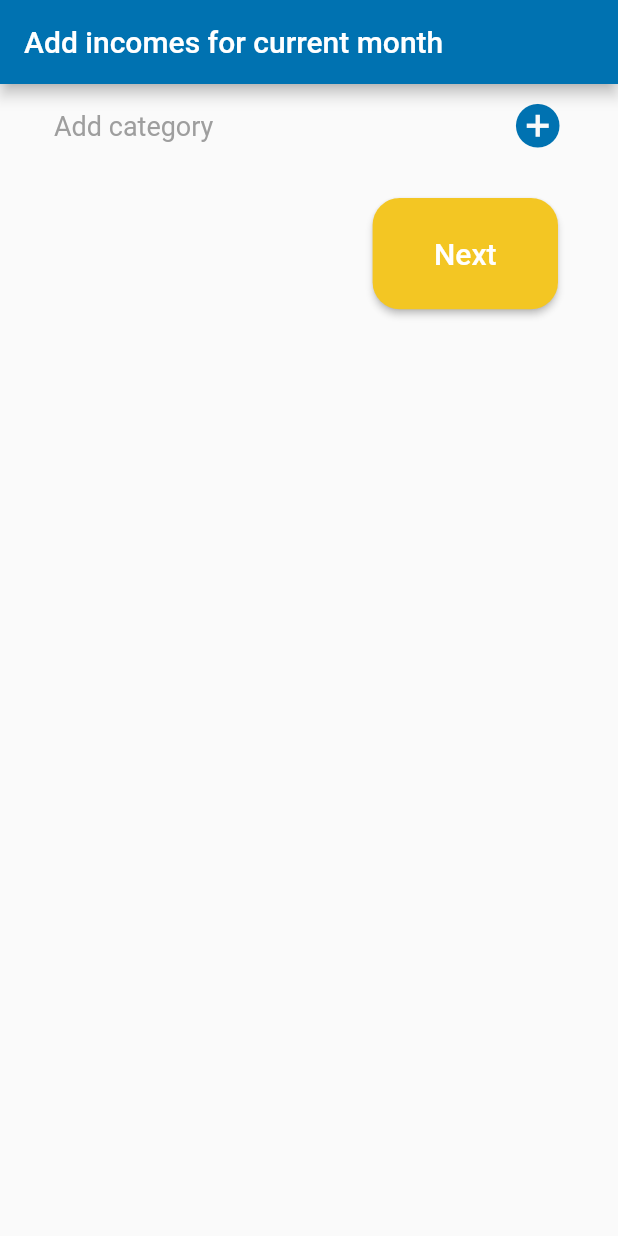
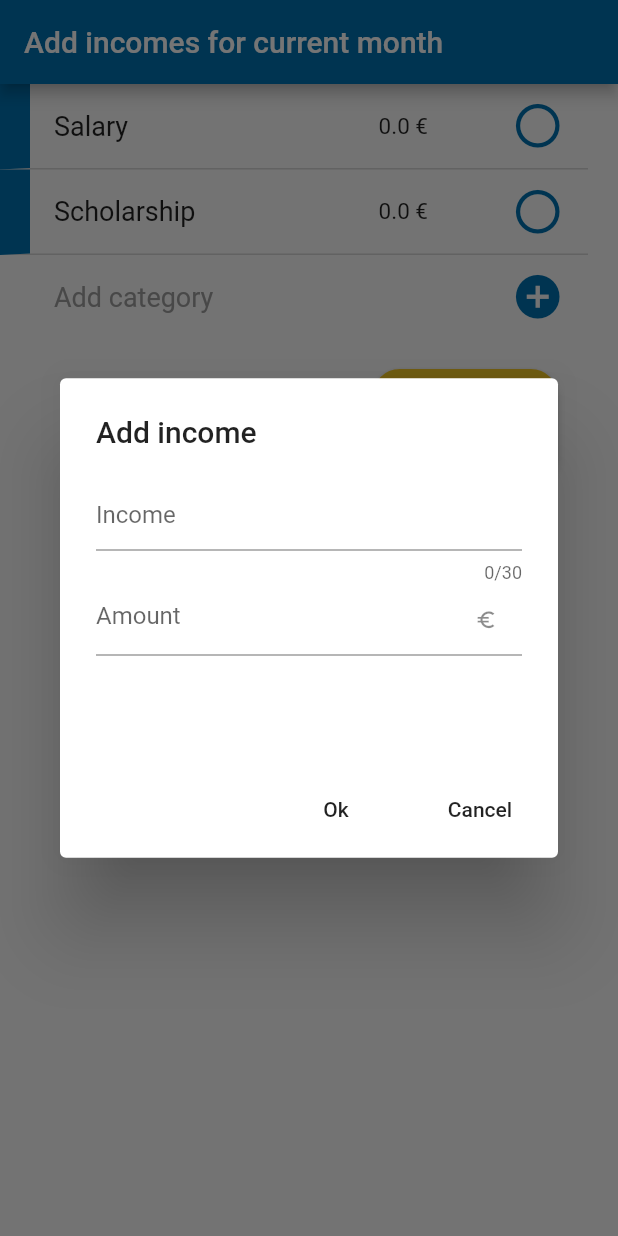
Before and after one commit to ElinaMaleksa/wisebu, a Flutter app: the SetupScreen screen opened directly, after a tap on "Add category", on a phone screen of 412 x 824 dp. Run offline on Flutter 3.47's test engine with Material 2 defaults, Android fonts, the phone set to English and light mode, and no system bars; our stand-ins replace shared_preferences, sqflite; missing offline and left inert: clippy_flutter; accounts and stored records are empty.

Commit message:
screens update

```diff
--- a/lib/data/Category.dart
+++ b/lib/data/Category.dart
@@ -4,13 +4,15 @@ class Category {
   int id;
   String title;
   String type; // income or expense
-  int doShow;
+  String date;
+  double amount;
 
   Category({
     this.id,
     @required this.title,
     @required this.type,
-    @required this.doShow,
+    @required this.date,
+    @required this.amount,
   });
 
   Map<String, dynamic> categoryToMap() {
@@ -18,7 +20,8 @@ class Category {
       'id': id,
       'title': title,
       'type': type,
-      'doShow': doShow,
+      'date': date,
+      'amount': amount,
     };
   }
 }
--- /dev/null
+++ b/lib/data/Data.dart
@@ -0,0 +1,57 @@
+import 'Category.dart';
+
+final String addExpensesTitle = "Add current expenses";
+final String addIncomesTitle = "Add incomes for current month";
+
+final String expenseType = "Expense";
+final String incomeType = "Income";
+
+DateTime dateWithZeroTime(DateTime date) {
+  return DateTime(date.year, date.month, date.day, 0, 0, 0);
+}
+
+List<Category> incomes = [
+  Category(
+      title: "Salary",
+      type: incomeType,
+      date: dateWithZeroTime(DateTime.now()).toString(),
+      amount: 0),
+  Category(
+      title: "Scholarship",
+      type: incomeType,
+      date: dateWithZeroTime(DateTime.now()).toString(),
+      amount: 0),
+];
+
+List<Category> expenses = [
+  Category(
+      title: "Home/rent",
+      type: expenseType,
+      date: dateWithZeroTime(DateTime.now()).toString(),
+      amount: 0),
+  Category(
+      title: "Groceries",
+      type: expenseType,
+      date: dateWithZeroTime(DateTime.now()).toString(),
+      amount: 0),
+  Category(
+      title: "Groceries",
+      type: expenseType,
+      date: dateWithZeroTime(DateTime.now()).toString(),
+      amount: 0),
+  Category(
+      title: "Transportation",
+      type: expenseType,
+      date: dateWithZeroTime(DateTime.now()).toString(),
+      amount: 0),
+  Category(
+      title: "Entertainment",
+      type: expenseType,
+      date: dateWithZeroTime(DateTime.now()).toString(),
+      amount: 0),
+  Category(
+      title: "Bills",
+      type: expenseType,
+      date: dateWithZeroTime(DateTime.now()).toString(),
+      amount: 0),
+];
--- a/lib/screens/OpenScreen.dart
+++ b/lib/screens/OpenScreen.dart
@@ -1,6 +1,7 @@
 import 'package:clippy_flutter/arc.dart';
 import 'package:flutter/cupertino.dart';
 import 'package:flutter/material.dart';
+import 'package:wisebu/data/Data.dart';
 import 'package:wisebu/screens/SetupScreen.dart';
 import 'package:wisebu/widgets/Widgets.dart';
 
@@ -8,6 +9,8 @@ class OpenScreen extends StatelessWidget {
   @override
   Widget build(BuildContext context) {
     return Scaffold(
+      // to prevent exception from keyboard
+      resizeToAvoidBottomPadding: false,
       body: Column(
         crossAxisAlignment: CrossAxisAlignment.center,
         children: [
@@ -42,7 +45,7 @@ class OpenScreen extends StatelessWidget {
             child: yellowButton(
                 context: context,
                 isLarge: true,
-                onPressed: () async {
+                onPressed: () {
                   pushReplacement(
                     context: context,
                     nextScreen: SetupScreen(
--- a/lib/screens/SetupScreen.dart
+++ b/lib/screens/SetupScreen.dart
@@ -1,6 +1,7 @@
 import 'package:flutter/cupertino.dart';
 import 'package:flutter/material.dart';
 import 'package:wisebu/data/Category.dart';
+import 'package:wisebu/data/Data.dart';
 import 'package:wisebu/data/DatabaseHelper.dart';
 import 'package:wisebu/screens/MainScreen.dart';
 import 'package:wisebu/widgets/Widgets.dart';
@@ -8,9 +9,13 @@ import 'package:wisebu/widgets/Widgets.dart';
 class SetupScreen extends StatefulWidget {
   final String buttonText, type;
   final Color color;
+  final List<Category> incomesList;
 
   SetupScreen(
-      {@required this.buttonText, @required this.color, @required this.type});
+      {@required this.buttonText,
+      @required this.color,
+      @required this.type,
+      this.incomesList});
 
   @override
   State<StatefulWidget> createState() => SetupScreenState();
@@ -19,40 +24,27 @@ class SetupScreen extends StatefulWidget {
 class SetupScreenState extends State<SetupScreen> {
   TextEditingController dialogTitleController = TextEditingController();
   TextEditingController dialogAmountController = TextEditingController();
-  Future<List<Category>> getCategoriesFromFuture;
+
   bool isExpenses;
-
-  Future<List<Category>> dbGetCategories() async {
-    return await dbGetCategoriesByType(widget.type);
-  }
+  List<Category> itemsList = [];
+  List<Category> selectedIncomes = [];
+  List<Category> selectedExpenses = [];
 
   @override
   void initState() {
-    if (widget.type == expenseType)
+    if (widget.type == expenseType) {
       isExpenses = true;
-    else
+      itemsList = expenses;
+    } else {
       isExpenses = false;
-
-    getCategoriesFromFuture = dbGetCategories();
+      itemsList = incomes;
+    }
 
     super.initState();
   }
 
   @override
   Widget build(BuildContext context) {
-    return FutureBuilder<List<Category>>(
-        // get categories by type
-        future: getCategoriesFromFuture,
-        builder:
-            (BuildContext context, AsyncSnapshot<List<Category>> snapshot) {
-          switch (snapshot.connectionState) {
-            case ConnectionState.waiting:
-              return Scaffold(
-                body: Center(
-                  child: CircularProgressIndicator(),
-                ),
-              );
-            default:
     return Scaffold(
       appBar: AppBar(
         title: Text(isExpenses ? addExpensesTitle : addIncomesTitle),
@@ -66,7 +58,7 @@ class SetupScreenState extends State<SetupScreen> {
             ListView.builder(
               physics: NeverScrollableScrollPhysics(),
               shrinkWrap: true,
-                        itemCount: snapshot.data.length,
+              itemCount: itemsList.length,
               itemBuilder: (context, index) {
                 return Container(
                   decoration: BoxDecoration(
@@ -83,46 +75,86 @@ class SetupScreenState extends State<SetupScreen> {
                   ),
                   child: InkWell(
                     onTap: () {
-                                dialogTitleController.text =
-                                    snapshot.data[index].title;
+                      dialogTitleController.text = itemsList[index].title;
 
-                                /*dialogAmountController.text = isExpenses
-                            ? expenses[index].amount.toString()
-                            : incomes[index].amount.toString();*/
+                      dialogAmountController.text =
+                          itemsList[index].amount.toString();
 
-                                if (snapshot.data[index].doShow == 0)
+                      if (!isSelected(index)) {
                         alertDialog(
                             context: context,
-                                      title: isExpenses
-                                          ? "Add expense"
-                                          : "Add income",
-                                      labelText:
-                                          isExpenses ? "Expense" : "Income",
+                            title: isExpenses ? "Add expense" : "Add income",
+                            hintText: isExpenses ? "Expense" : "Income",
                             titleController: dialogTitleController,
                             amountController: dialogAmountController,
                             onPressedOk: () {
                               setState(() {
-                                          snapshot.data[index].title =
-                                              dialogTitleController
-                                                      .text.isNotEmpty
+                                itemsList[index].title =
+                                    dialogTitleController.text.isNotEmpty
                                         ? dialogTitleController.text
                                         : "Income";
+
+                                itemsList[index].amount = dialogAmountController
+                                        .text.isNotEmpty
+                                    ? double.parse(dialogAmountController.text)
+                                    : 0;
+
+                                isExpenses
+                                    ? selectedExpenses.add(itemsList[index])
+                                    : selectedIncomes.add(itemsList[index]);
+                                selectedIncomes.forEach((element) {
+                                  print(element.title);
                                 });
-
+                              });
                               Navigator.pop(context);
+                            });
+                      } else
+                        setState(() {
+                          isExpenses
+                              ? selectedExpenses.remove(itemsList[index])
+                              : selectedIncomes.remove(itemsList[index]);
+                        });
+                    },
+                    onLongPress: () {
+                      setState(() {
+                        isExpenses
+                            ? selectedExpenses.remove(itemsList[index])
+                            : selectedIncomes.remove(itemsList[index]);
+                        itemsList.remove(itemsList[index]);
                       });
                     },
                     child: ListTile(
                       title: Text(
-                                  snapshot.data[index].title,
+                        itemsList[index].title,
                         style: TextStyle(fontSize: 18),
                       ),
-                                trailing: Icon(
-                                  snapshot.data[index].doShow == 1
+                      trailing: SizedBox(
+                        width: MediaQuery.of(context).size.width * 0.3,
+                        child: Row(
+                          mainAxisAlignment: MainAxisAlignment.spaceBetween,
+                          children: [
+                            Flexible(
+                              flex: 7,
+                              child: FittedBox(
+                                child: Padding(
+                                  padding: EdgeInsets.only(right: 10),
+                                  child: Text("${itemsList[index].amount} €",
+                                      style: TextStyle(fontSize: 15)),
+                                ),
+                              ),
+                            ),
+                            Flexible(
+                              flex: 3,
+                              child: Icon(
+                                isSelected(index)
                                     ? Icons.check_circle
                                     : Icons.radio_button_unchecked,
                                 color: widget.color,
                                 size: 35,
+                              ),
+                            ),
+                          ],
+                        ),
                       ),
                     ),
                   ),
@@ -134,7 +166,37 @@ class SetupScreenState extends State<SetupScreen> {
               child: addNewItem(
                 text: "Add category",
                 color: widget.color,
-                            onPressed: () {}),
+                onPressed: () {
+                  setState(() {
+                    dialogTitleController.text = "";
+                    dialogAmountController.text = "";
+                  });
+                  alertDialog(
+                      context: context,
+                      title: isExpenses ? "Add expense" : "Add income",
+                      hintText: isExpenses ? "Expense" : "Income",
+                      titleController: dialogTitleController,
+                      amountController: dialogAmountController,
+                      onPressedOk: () {
+                        setState(() {
+                          Category item = Category(
+                              title: dialogTitleController.text.isNotEmpty
+                                  ? dialogTitleController.text
+                                  : "Income",
+                              type: isExpenses ? expenseType : incomeType,
+                              date: dateWithZeroTime(DateTime.now()).toString(),
+                              amount: dialogAmountController.text.isNotEmpty
+                                  ? double.parse(dialogAmountController.text)
+                                  : 0);
+                          itemsList.add(item);
+                          isExpenses
+                              ? selectedExpenses.add(item)
+                              : selectedIncomes.add(item);
+                        });
+                        Navigator.pop(context);
+                      });
+                },
+              ),
             ),
             Container(
               margin: EdgeInsets.all(20),
@@ -142,13 +204,18 @@ class SetupScreenState extends State<SetupScreen> {
               child: yellowButton(
                 context: context,
                 onPressed: () {
-                            if (isExpenses)
-                              push(context: context, nextScreen: MainScreen());
-                            else
+                  if (isExpenses) {
+                    dbInsertCategories(
+                            incomes: widget.incomesList,
+                            expenses: selectedExpenses)
+                        .then((value) =>
+                            push(context: context, nextScreen: MainScreen()));
+                  } else
                     push(
                       context: context,
                       nextScreen: SetupScreen(
                         type: expenseType,
+                        incomesList: selectedIncomes,
                         buttonText: "Finish",
                         color: Theme.of(context).accentColor,
                       ),
@@ -162,6 +229,10 @@ class SetupScreenState extends State<SetupScreen> {
       ),
     );
   }
-        });
+
+  bool isSelected(int index) {
+    return isExpenses
+        ? selectedExpenses.contains(itemsList[index])
+        : selectedIncomes.contains(itemsList[index]);
   }
 }
--- a/lib/widgets/Widgets.dart
+++ b/lib/widgets/Widgets.dart
@@ -1,58 +1,5 @@
 import 'package:flutter/material.dart';
 import 'package:flutter/services.dart';
-import 'package:wisebu/data/Category.dart';
-
-final String addExpensesTitle = "Create expense\'s categories";
-final String addIncomesTitle = "Add incomes for current month";
-
-final String expenseType = "Expense";
-final String incomeType = "Income";
-
-List<Category> incomes = [
-  Category(
-    title: "Salary",
-    type: incomeType,
-    doShow: 0,
-  ),
-  Category(
-    title: "Scholarship",
-    type: incomeType,
-    doShow: 0,
-  ),
-];
-
-List<Category> expenses = [
-  Category(
-    title: "Home/rent",
-    type: expenseType,
-    doShow: 0,
-  ),
-  Category(
-    title: "Groceries",
-    type: expenseType,
-    doShow: 0,
-  ),
-  Category(
-    title: "Groceries",
-    type: expenseType,
-    doShow: 0,
-  ),
-  Category(
-    title: "Transportation",
-    type: expenseType,
-    doShow: 0,
-  ),
-  Category(
-    title: "Entertainment",
-    type: expenseType,
-    doShow: 0,
-  ),
-  Category(
-    title: "Bills",
-    type: expenseType,
-    doShow: 0,
-  ),
-];
 
 Widget yellowButton(
     {@required BuildContext context,
@@ -190,7 +137,7 @@ Future<dynamic> alertDialog({
   @required onPressedOk,
   String title,
   String categoryName,
-  String labelText,
+  String hintText,
   @required TextEditingController titleController,
   @required TextEditingController amountController,
 }) {
@@ -199,7 +146,7 @@ Future<dynamic> alertDialog({
     child: AlertDialog(
       title: Text(title ?? ""),
       content: Container(
-        height: MediaQuery.of(context).size.height * 0.25,
+        height: MediaQuery.of(context).size.height * 0.2,
         width: MediaQuery.of(context).size.height * 0.7,
         child: Column(
           children: [
@@ -208,7 +155,7 @@ Future<dynamic> alertDialog({
               child: TextField(
                 controller: titleController,
                 decoration: InputDecoration(
-                  labelText: labelText ?? "",
+                  hintText: hintText ?? "",
                 ),
                 maxLength: 30,
               ),
@@ -218,7 +165,7 @@ Future<dynamic> alertDialog({
               child: TextField(
                 controller: amountController,
                 decoration: InputDecoration(
-                    labelText: "Amount",
+                    hintText: "Amount",
                     suffixIcon: Icon(Icons.euro_symbol, size: 15)),
                 keyboardType: TextInputType.numberWithOptions(
                   decimal: true,
```
Also changed, not shown: lib/data/DatabaseHelper.dart (+25 -14 lines), lib/data/Record.dart (deleted, +0 -27 lines), lib/screens/DetailsScreen.dart (+17 -15 lines), lib/screens/MainScreen.dart (+103 -37 lines), lib/screens/SplashScreen.dart (+2 -6 lines). Lines whose indentation alone changed are shown as unchanged.
